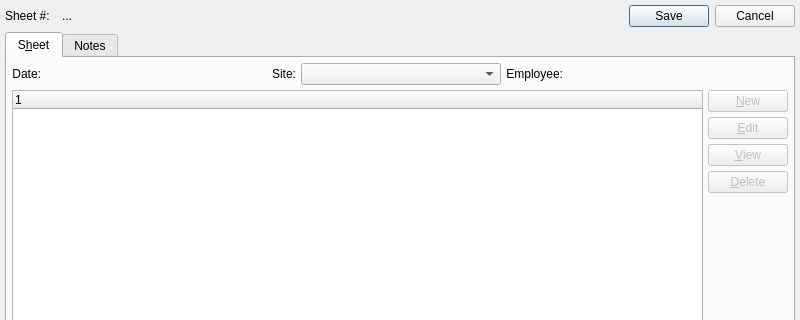
First picture: the form in xttelite/trunk/resources/client/uiforms/te.ui, repository WooodHead/xtuple, before the edit; both pictures show x 0 to 800 and y 0 to 320 of the 800 by 600 pixel window.
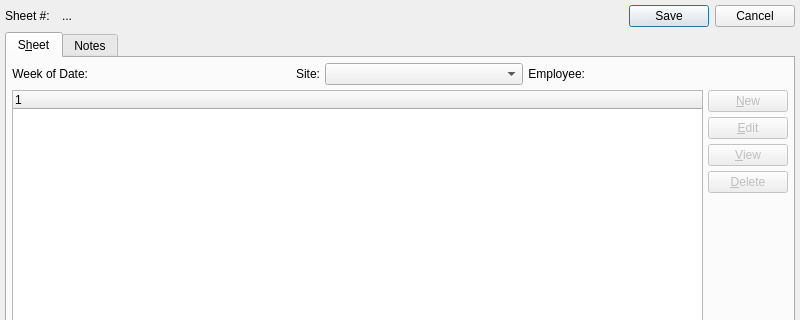
Second picture: the form after the edit. Custom widgets are drawn as their Qt base class.

The edit to the form file:
```diff
--- a/xttelite/trunk/resources/client/uiforms/te.ui
+++ b/xttelite/trunk/resources/client/uiforms/te.ui
@@ -89,7 +89,7 @@
          <item>
           <widget class="QLabel" name="_weekendingLit">
            <property name="text">
-            <string>Date:</string>
+            <string>Week of Date:</string>
            </property>
            <property name="alignment">
             <set>Qt::AlignRight|Qt::AlignTrailing|Qt::AlignVCenter</set>
```
